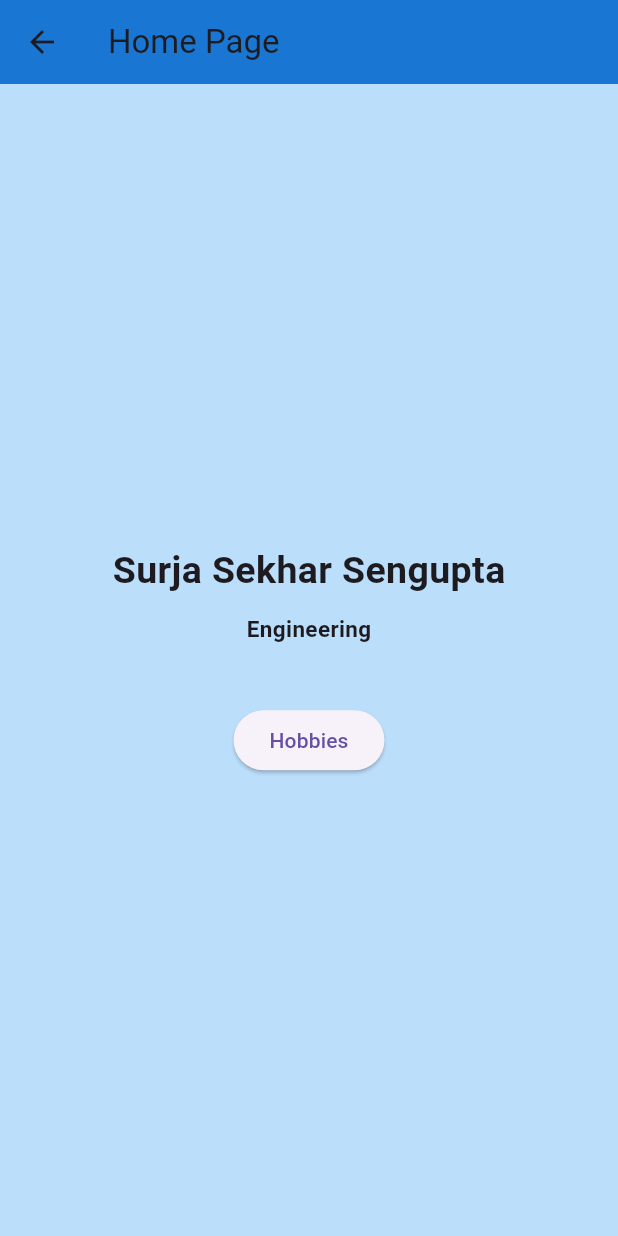
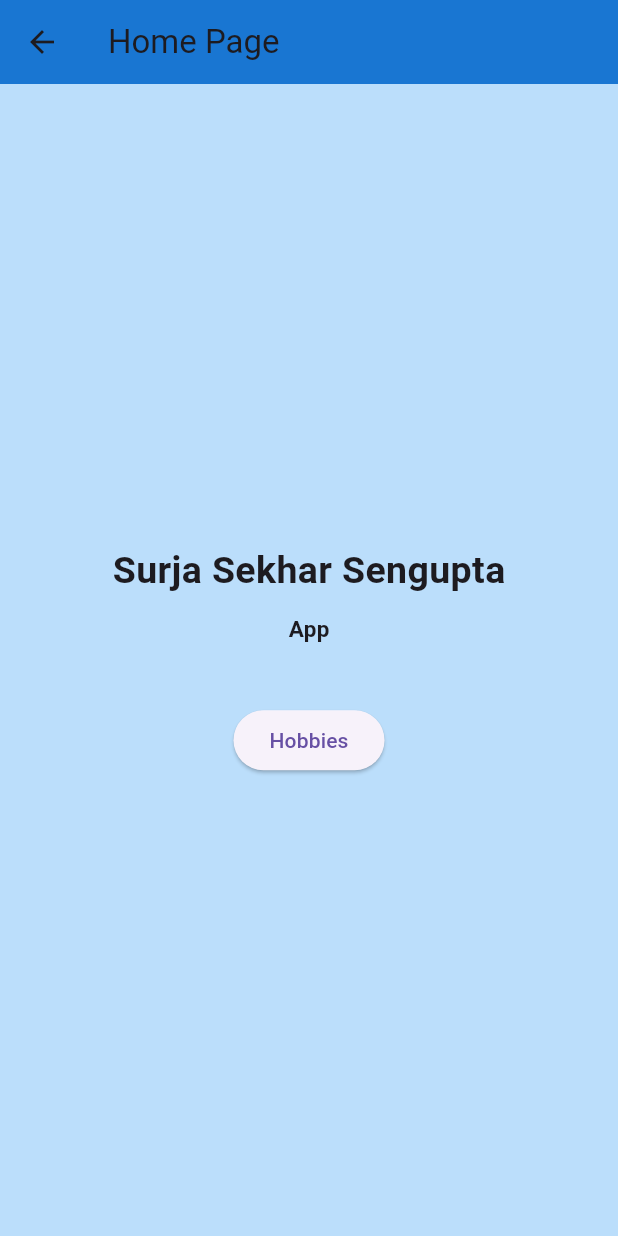
Before and after one commit to Surja15/password_protected_login, a Flutter app: the HomePage screen opened by its route, on a phone screen of 412 x 824 dp. Run offline on Flutter 3.47's test engine with Material 3 defaults, Android fonts, the phone set to English and light mode, and no system bars.

Commit message:
Update home_page.dart

```diff
--- a/lib/pages/home_page.dart
+++ b/lib/pages/home_page.dart
@@ -19,7 +19,7 @@ class HomePage extends StatelessWidget {
 
   ),),
   Container(height: 10),
-            Text('Engineering', style: TextStyle(
+            Text('App', style: TextStyle(
     fontFamily: 'Roboto',
     fontSize: 15,
     fontWeight: FontWeight.bold,
```
